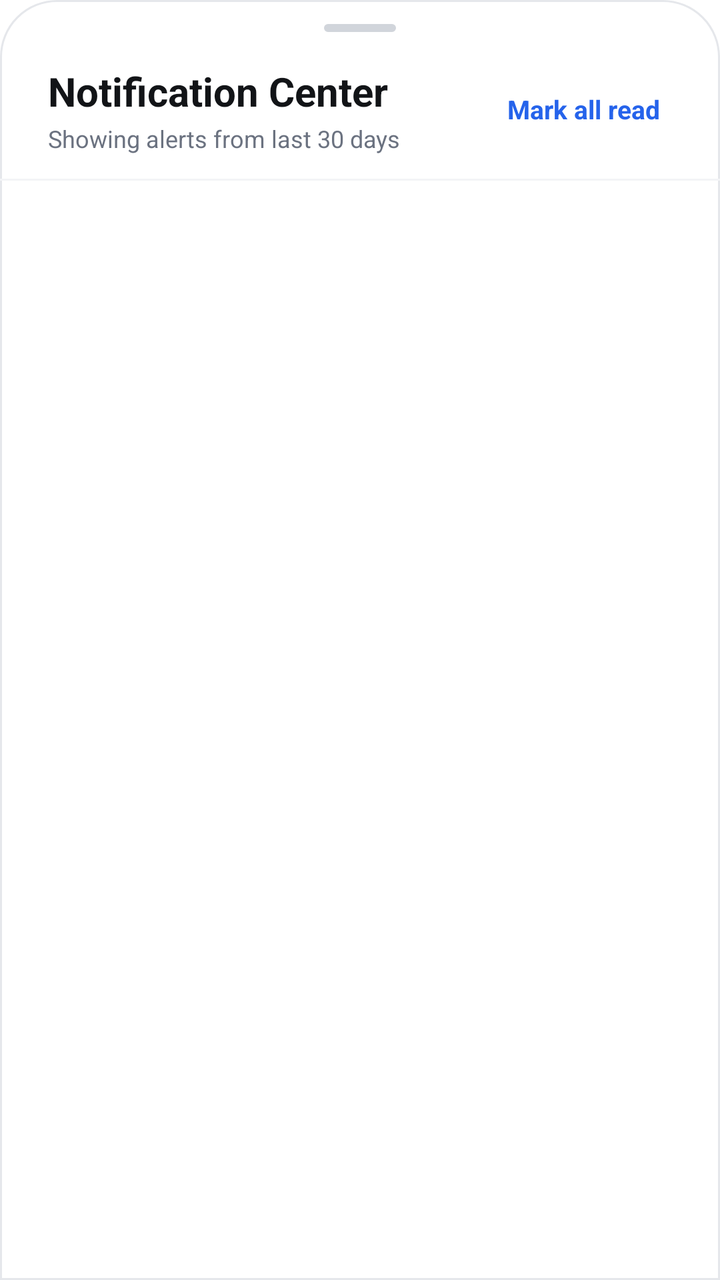
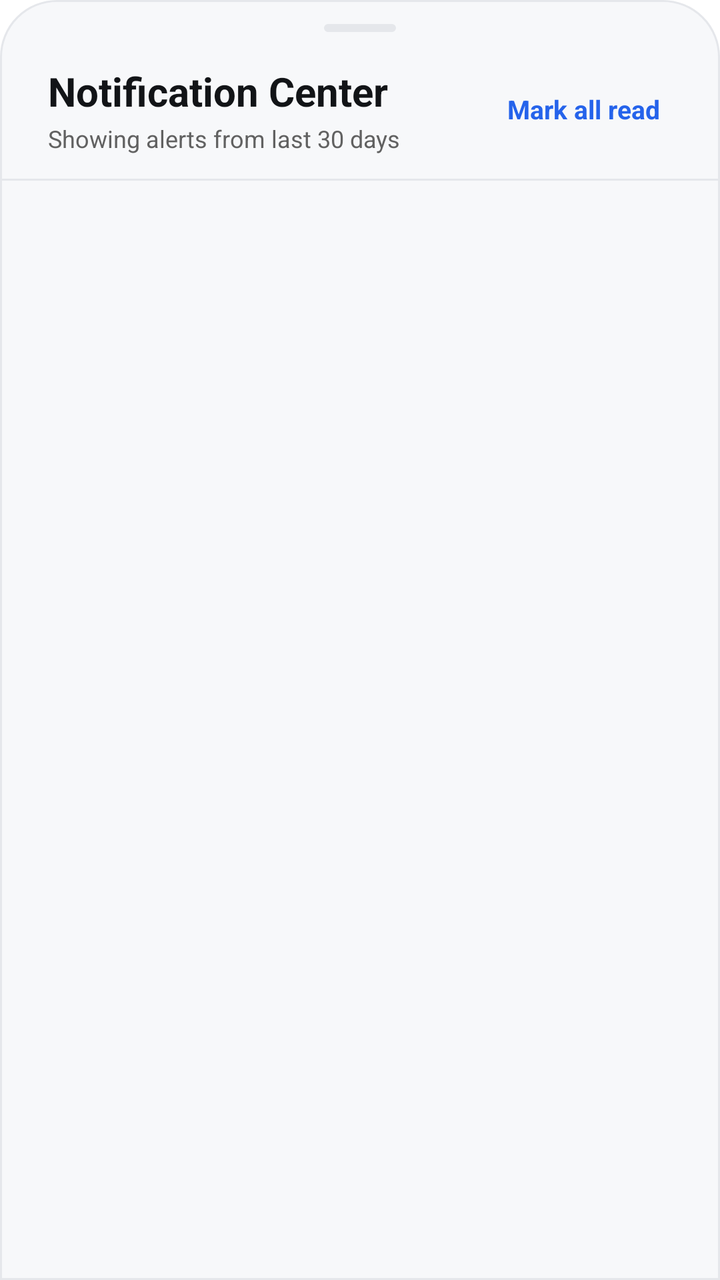

Two renders of the same Android screen: before a commit and after it. Below are the layout's source before the change and the commit's diff.
<!-- AndroidManifest.xml: application theme Theme.AppTempeLate -->
<!-- res/layout/dialog_notifications_sheet.xml -->
<?xml version="1.0" encoding="utf-8"?>
<LinearLayout xmlns:android="http://schemas.android.com/apk/res/android"
    xmlns:app="http://schemas.android.com/apk/res-auto"
    android:layout_width="match_parent"
    android:layout_height="wrap_content"
    android:background="@drawable/bg_bottom_sheet_rounded_top"
    android:orientation="vertical"
    android:paddingBottom="24dp">

    
    <View
        android:layout_width="36dp"
        android:layout_height="4dp"
        android:layout_gravity="center_horizontal"
        android:layout_marginTop="12dp"
        android:background="@drawable/bg_button_cancel_pill"
        android:backgroundTint="#D1D5DB" />

    
    <LinearLayout
        android:layout_width="match_parent"
        android:layout_height="wrap_content"
        android:gravity="center_vertical"
        android:orientation="horizontal"
        android:paddingHorizontal="24dp"
        android:paddingTop="16dp"
        android:paddingBottom="12dp">

        <LinearLayout
            android:layout_width="0dp"
            android:layout_height="wrap_content"
            android:layout_weight="1"
            android:orientation="vertical">

            <TextView
                android:layout_width="wrap_content"
                android:layout_height="wrap_content"
                android:text="Notification Center"
                android:textColor="#121417"
                android:textSize="20sp"
                android:textStyle="bold" />

            <TextView
                android:id="@+id/tvNotifSubHeader"
                android:layout_width="wrap_content"
                android:layout_height="wrap_content"
                android:layout_marginTop="2dp"
                android:text="Showing alerts from last 30 days"
                android:textColor="#6B7280"
                android:textSize="12sp" />

        </LinearLayout>

        
        <TextView
            android:id="@+id/btnMarkAllRead"
            android:layout_width="wrap_content"
            android:layout_height="wrap_content"
            android:background="?android:attr/selectableItemBackground"
            android:clickable="true"
            android:focusable="true"
            android:padding="6dp"
            android:text="Mark all read"
            android:textColor="#2563EB"
            android:textSize="13sp"
            android:textStyle="bold" />

    </LinearLayout>

    
    <View
        android:layout_width="match_parent"
        android:layout_height="1dp"
        android:background="#F3F4F6" />

    
    <androidx.recyclerview.widget.RecyclerView
        android:id="@+id/rvNotificationsList"
        android:layout_width="match_parent"
        android:layout_height="380dp"
        android:clipToPadding="false"
        android:paddingHorizontal="20dp"
        android:paddingVertical="12dp" />

    
    <LinearLayout
        android:id="@+id/llEmptyNotifications"
        android:layout_width="match_parent"
        android:layout_height="220dp"
        android:gravity="center"
        android:orientation="vertical"
        android:visibility="gone">

        <ImageView
            android:layout_width="48dp"
            android:layout_height="48dp"
            android:src="@drawable/ic_bell"
            app:tint="#D1D5DB"
            android:contentDescription="No notifications" />

        <TextView
            android:layout_width="wrap_content"
            android:layout_height="wrap_content"
            android:layout_marginTop="12dp"
            android:text="No Notifications (Last 30 Days)"
            android:textColor="#374151"
            android:textSize="15sp"
            android:textStyle="bold" />

        <TextView
            android:layout_width="220dp"
            android:layout_height="wrap_content"
            android:layout_marginTop="4dp"
            android:gravity="center"
            android:text="Scheduled reminders &amp; morning briefings will appear here."
            android:textColor="#9CA3AF"
            android:textSize="12sp" />

    </LinearLayout>

</LinearLayout>
<!-- resources referenced by this layout -->
<resources>
  <!-- drawable bg_bottom_sheet_rounded_top (drawable) -->
  <?xml version="1.0" encoding="utf-8"?>
  <shape xmlns:android="http://schemas.android.com/apk/res/android"
      android:shape="rectangle">
      <solid android:color="#FFFFFF" />
      <corners
          android:topLeftRadius="28dp"
          android:topRightRadius="28dp"
          android:bottomLeftRadius="0dp"
          android:bottomRightRadius="0dp" />
      <stroke
          android:width="1dp"
          android:color="#E5E7EB" />
  </shape>
  <!-- drawable bg_button_cancel_pill (drawable) -->
  <?xml version="1.0" encoding="utf-8"?>
  <ripple xmlns:android="http://schemas.android.com/apk/res/android"
      android:color="#E5E7EB">
      <item>
          <shape android:shape="rectangle">
              <solid android:color="#F3F4F6" />
              <corners android:radius="24dp" />
              <stroke
                  android:width="1dp"
                  android:color="#E5E7EB" />
          </shape>
      </item>
  </ripple>
  <!-- drawable ic_bell (drawable) -->
  <vector xmlns:android="http://schemas.android.com/apk/res/android"
      android:width="24dp"
      android:height="24dp"
      android:viewportWidth="24"
      android:viewportHeight="24">
    <path
        android:fillColor="#FF000000"
        android:pathData="M12,22 C13.1,22 14,21.1 14,20 L10,20 C10,21.1 10.89,22 12,22 ZM18,16 L18,11 C18,7.93 16.36,5.36 13.5,4.68 L13.5,4 C13.5,3.17 12.83,2.5 12,2.5 C11.17,2.5 10.5,3.17 10.5,4 L10.5,4.68 C7.63,5.36 6,7.92 6,11 L6,16 L4,18 L4,19 L20,19 L20,18 L18,16 ZM16,17 L8,17 L8,11 C8,8.52 9.51,6.5 12,6.5 C14.49,6.5 16,8.52 16,11 L16,17 Z"/>
  </vector>
  <style name="Theme.AppTempeLate" parent="Theme.MaterialComponents.DayNight.NoActionBar">
          
          <item name="windowActionBar">false</item>
          <item name="windowNoTitle">true</item>
          <item name="android:windowActionBar">false</item>
          <item name="android:windowNoTitle">true</item>
  
          
          <item name="android:windowBackground">@color/white</item>
          <item name="android:statusBarColor">@color/white</item>
          <item name="android:windowLightStatusBar">true</item>
          <item name="android:navigationBarColor">@color/white</item>
      </style>
  <color name="white">#FFFFFF</color>
</resources>

<!-- the commit's change to res/layout/dialog_notifications_sheet.xml (unified diff, before → after) -->
@@ -14,7 +14,7 @@
         android:layout_gravity="center_horizontal"
         android:layout_marginTop="12dp"
         android:background="@drawable/bg_button_cancel_pill"
-        android:backgroundTint="#D1D5DB" />
+        android:backgroundTint="@color/app_card_border" />
 
     
     <LinearLayout
@@ -36,7 +36,7 @@
                 android:layout_width="wrap_content"
                 android:layout_height="wrap_content"
                 android:text="Notification Center"
-                android:textColor="#121417"
+                android:textColor="@color/text_primary"
                 android:textSize="20sp"
                 android:textStyle="bold" />
 
@@ -46,7 +46,7 @@
                 android:layout_height="wrap_content"
                 android:layout_marginTop="2dp"
                 android:text="Showing alerts from last 30 days"
-                android:textColor="#6B7280"
+                android:textColor="@color/text_secondary"
                 android:textSize="12sp" />
 
         </LinearLayout>
@@ -71,7 +71,7 @@
     <View
         android:layout_width="match_parent"
         android:layout_height="1dp"
-        android:background="#F3F4F6" />
+        android:background="@color/app_card_border" />
 
     
     <androidx.recyclerview.widget.RecyclerView
@@ -95,7 +95,7 @@
             android:layout_width="48dp"
             android:layout_height="48dp"
             android:src="@drawable/ic_bell"
-            app:tint="#D1D5DB"
+            app:tint="@color/text_hint"
             android:contentDescription="No notifications" />
 
         <TextView
@@ -103,7 +103,7 @@
             android:layout_height="wrap_content"
             android:layout_marginTop="12dp"
             android:text="No Notifications (Last 30 Days)"
-            android:textColor="#374151"
+            android:textColor="@color/text_primary"
             android:textSize="15sp"
             android:textStyle="bold" />
 
@@ -113,7 +113,7 @@
             android:layout_marginTop="4dp"
             android:gravity="center"
             android:text="Scheduled reminders &amp; morning briefings will appear here."
-            android:textColor="#9CA3AF"
+            android:textColor="@color/text_hint"
             android:textSize="12sp" />
 
     </LinearLayout>
<!-- resource entries referenced after the edit -->
@@ -1,10 +1,14 @@
 <!-- resources referenced by this layout -->
 <resources>
+  <color name="app_card_border">#E5E7EB</color>
+  <color name="text_hint">#9E9E9E</color>
+  <color name="text_primary">#121417</color>
+  <color name="text_secondary">#616161</color>
   <!-- drawable bg_bottom_sheet_rounded_top (drawable) -->
   <?xml version="1.0" encoding="utf-8"?>
   <shape xmlns:android="http://schemas.android.com/apk/res/android"
       android:shape="rectangle">
-      <solid android:color="#FFFFFF" />
+      <solid android:color="@color/app_surface_background" />
       <corners
           android:topLeftRadius="28dp"
           android:topRightRadius="28dp"
@@ -12,19 +16,19 @@
           android:bottomRightRadius="0dp" />
       <stroke
           android:width="1dp"
-          android:color="#E5E7EB" />
+          android:color="@color/app_card_border" />
   </shape>
   <!-- drawable bg_button_cancel_pill (drawable) -->
   <?xml version="1.0" encoding="utf-8"?>
   <ripple xmlns:android="http://schemas.android.com/apk/res/android"
-      android:color="#E5E7EB">
+      android:color="#1F000000">
       <item>
           <shape android:shape="rectangle">
-              <solid android:color="#F3F4F6" />
+              <solid android:color="@color/app_card_background" />
               <corners android:radius="24dp" />
               <stroke
                   android:width="1dp"
-                  android:color="#E5E7EB" />
+                  android:color="@color/app_card_border" />
           </shape>
       </item>
   </ripple>
@@ -38,19 +42,23 @@
         android:fillColor="#FF000000"
         android:pathData="M12,22 C13.1,22 14,21.1 14,20 L10,20 C10,21.1 10.89,22 12,22 ZM18,16 L18,11 C18,7.93 16.36,5.36 13.5,4.68 L13.5,4 C13.5,3.17 12.83,2.5 12,2.5 C11.17,2.5 10.5,3.17 10.5,4 L10.5,4.68 C7.63,5.36 6,7.92 6,11 L6,16 L4,18 L4,19 L20,19 L20,18 L18,16 ZM16,17 L8,17 L8,11 C8,8.52 9.51,6.5 12,6.5 C14.49,6.5 16,8.52 16,11 L16,17 Z"/>
   </vector>
-  <style name="Theme.AppTempeLate" parent="Theme.MaterialComponents.DayNight.NoActionBar">
+  <style name="Theme.AppTempeLate" parent="Theme.Material3.DayNight.NoActionBar">
           
           <item name="windowActionBar">false</item>
           <item name="windowNoTitle">true</item>
           <item name="android:windowActionBar">false</item>
           <item name="android:windowNoTitle">true</item>
   
-          
-          <item name="android:windowBackground">@color/white</item>
-          <item name="android:statusBarColor">@color/white</item>
+          <item name="android:windowBackground">@color/app_window_background</item>
+          <item name="android:statusBarColor">@color/app_window_background</item>
+          <item name="android:navigationBarColor">@color/app_window_background</item>
           <item name="android:windowLightStatusBar">true</item>
-          <item name="android:navigationBarColor">@color/white</item>
+          <item name="colorSurface">@color/app_surface_background</item>
+          <item name="colorOnSurface">@color/text_primary</item>
+          <item name="colorBackgroundFloating">@color/app_surface_background</item>
       </style>
-  <color name="white">#FFFFFF</color>
+  <color name="app_surface_background">#F7F8FA</color>
+  <color name="app_card_background">#F3F4F6</color>
+  <color name="app_window_background">#FFFFFF</color>
 </resources>
 
